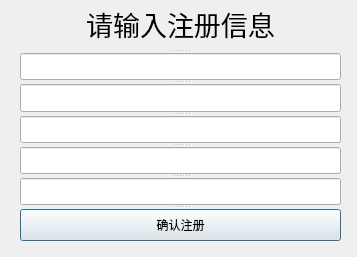
First picture: the form in campus_local/regste.ui, repository superman0l/campus, before the edit.
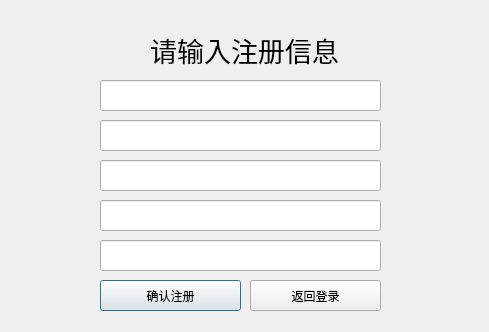
Second picture: the form after the edit.

Commit message: 完善了普通用户与管理员用户的登录，修改了login函数、signup函数，实现了登录页面、注册页面、主页面、管理页面的跳转与信息传递

What changed in the file:
```diff
--- a/campus_local/regste.ui
+++ b/campus_local/regste.ui
@@ -6,40 +6,122 @@
    <rect>
     <x>0</x>
     <y>0</y>
-    <width>357</width>
-    <height>257</height>
+    <width>489</width>
+    <height>332</height>
    </rect>
   </property>
   <property name="windowTitle">
    <string>Dialog</string>
   </property>
-  <widget class="QSplitter" name="splitter">
+  <widget class="QPushButton" name="RetToLogIn">
    <property name="geometry">
     <rect>
-     <x>20</x>
-     <y>0</y>
-     <width>321</width>
-     <height>241</height>
+     <x>250</x>
+     <y>280</y>
+     <width>131</width>
+     <height>31</height>
     </rect>
    </property>
-   <property name="orientation">
-    <enum>Qt::Vertical</enum>
+   <property name="focusPolicy">
+    <enum>Qt::NoFocus</enum>
    </property>
-   <widget class="QLabel" name="label">
-    <property name="text">
-     <string>&lt;html&gt;&lt;head/&gt;&lt;body&gt;&lt;p align=&quot;center&quot;&gt;&lt;span style=&quot; font-size:20pt;&quot;&gt;请输入注册信息&lt;/span&gt;&lt;/p&gt;&lt;/body&gt;&lt;/html&gt;</string>
-    </property>
-   </widget>
-   <widget class="QLineEdit" name="id"/>
-   <widget class="QLineEdit" name="pswd"/>
-   <widget class="QLineEdit" name="Repswd"/>
-   <widget class="QLineEdit" name="name"/>
-   <widget class="QLineEdit" name="clas"/>
-   <widget class="QPushButton" name="RegesConfirm">
-    <property name="text">
-     <string>确认注册</string>
-    </property>
-   </widget>
+   <property name="text">
+    <string>返回登录</string>
+   </property>
+  </widget>
+  <widget class="QLineEdit" name="pswd">
+   <property name="geometry">
+    <rect>
+     <x>100</x>
+     <y>120</y>
+     <width>281</width>
+     <height>31</height>
+    </rect>
+   </property>
+   <property name="toolTip">
+    <string>&lt;html&gt;&lt;head/&gt;&lt;body&gt;&lt;p&gt;请输入仅有数字、大小写字母、下划线组成的至少6位密码&lt;/p&gt;&lt;/body&gt;&lt;/html&gt;</string>
+   </property>
+  </widget>
+  <widget class="QLabel" name="label">
+   <property name="geometry">
+    <rect>
+     <x>150</x>
+     <y>30</y>
+     <width>189</width>
+     <height>35</height>
+    </rect>
+   </property>
+   <property name="text">
+    <string>&lt;html&gt;&lt;head/&gt;&lt;body&gt;&lt;p align=&quot;center&quot;&gt;&lt;span style=&quot; font-size:20pt;&quot;&gt;请输入注册信息&lt;/span&gt;&lt;/p&gt;&lt;/body&gt;&lt;/html&gt;</string>
+   </property>
+  </widget>
+  <widget class="QLineEdit" name="Repswd">
+   <property name="geometry">
+    <rect>
+     <x>100</x>
+     <y>160</y>
+     <width>281</width>
+     <height>31</height>
+    </rect>
+   </property>
+   <property name="toolTip">
+    <string>&lt;html&gt;&lt;head/&gt;&lt;body&gt;&lt;p&gt;再次输入密码&lt;/p&gt;&lt;/body&gt;&lt;/html&gt;</string>
+   </property>
+  </widget>
+  <widget class="QLineEdit" name="id">
+   <property name="geometry">
+    <rect>
+     <x>100</x>
+     <y>80</y>
+     <width>281</width>
+     <height>31</height>
+    </rect>
+   </property>
+   <property name="toolTip">
+    <string>&lt;html&gt;&lt;head/&gt;&lt;body&gt;&lt;p&gt;请输入10位由纯数字组成的学号&lt;/p&gt;&lt;/body&gt;&lt;/html&gt;</string>
+   </property>
+  </widget>
+  <widget class="QLineEdit" name="name">
+   <property name="geometry">
+    <rect>
+     <x>100</x>
+     <y>200</y>
+     <width>281</width>
+     <height>31</height>
+    </rect>
+   </property>
+   <property name="toolTip">
+    <string>&lt;html&gt;&lt;head/&gt;&lt;body&gt;&lt;p&gt;请输入不超过18位的用户名&lt;/p&gt;&lt;/body&gt;&lt;/html&gt;</string>
+   </property>
+  </widget>
+  <widget class="QPushButton" name="RegesConfirm">
+   <property name="geometry">
+    <rect>
+     <x>100</x>
+     <y>280</y>
+     <width>141</width>
+     <height>31</height>
+    </rect>
+   </property>
+   <property name="focusPolicy">
+    <enum>Qt::StrongFocus</enum>
+   </property>
+   <property name="text">
+    <string>确认注册</string>
+   </property>
+  </widget>
+  <widget class="QLineEdit" name="clas">
+   <property name="geometry">
+    <rect>
+     <x>100</x>
+     <y>240</y>
+     <width>281</width>
+     <height>31</height>
+    </rect>
+   </property>
+   <property name="toolTip">
+    <string>&lt;html&gt;&lt;head/&gt;&lt;body&gt;&lt;p&gt;请输入由10位纯数字组成的班级号&lt;/p&gt;&lt;/body&gt;&lt;/html&gt;</string>
+   </property>
   </widget>
  </widget>
  <resources/>
```
Left out of the diff: 9 changed lines with no effect on the pictures. The commit also changes 12 other files.
